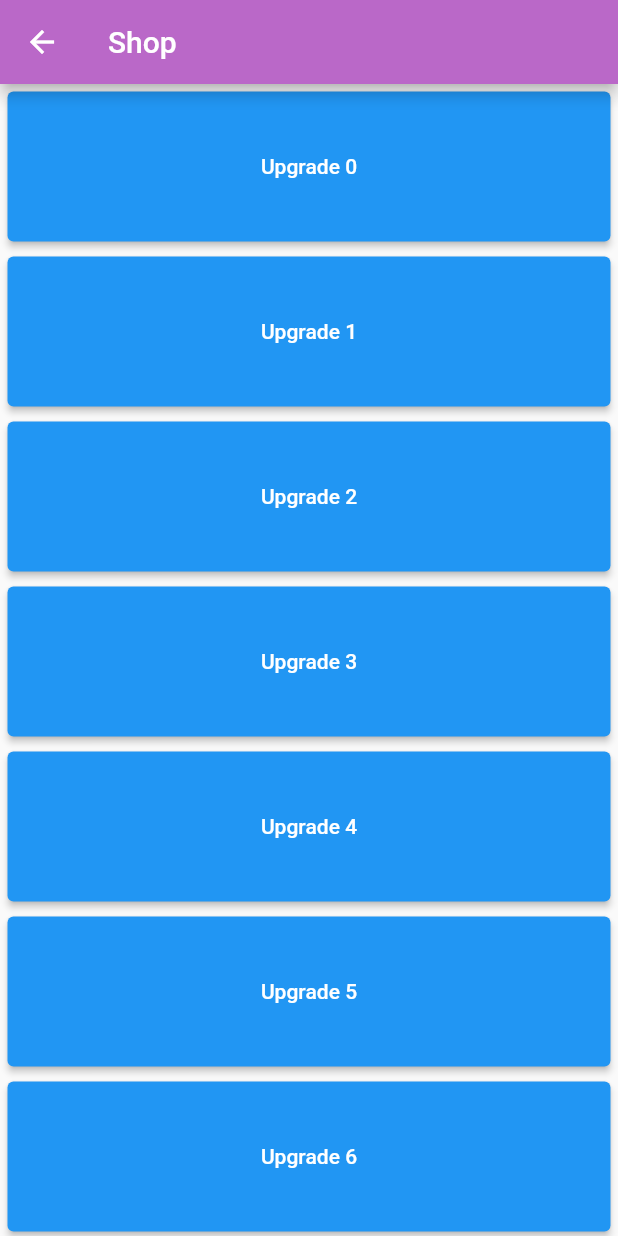
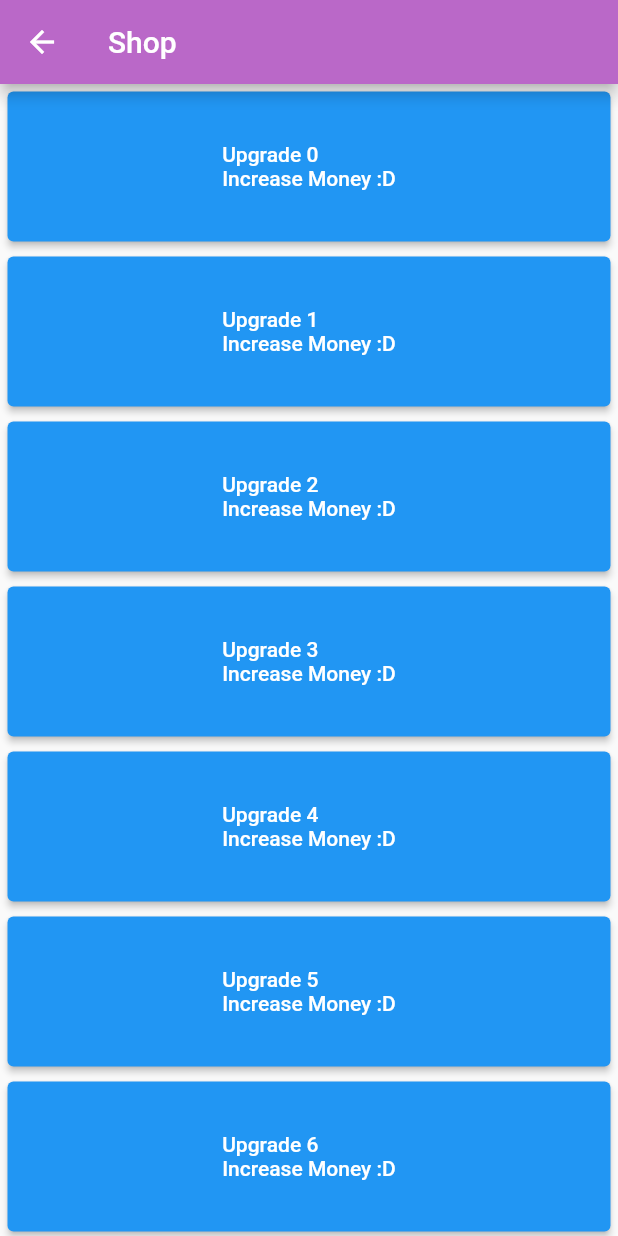
Before and after one commit to GlitchAmbush/mobile_proj, a Flutter app: the ShopPage screen opened directly, on a phone screen of 412 x 824 dp. Run offline on Flutter 3.47's test engine with Material 2 defaults, Android fonts, the phone set to English and light mode, and no system bars.

Commit message:
shop page edits with 'subtext'

```diff
--- a/lib/screens/shop_page.dart
+++ b/lib/screens/shop_page.dart
@@ -26,7 +26,7 @@ class _ShopPageState extends State<ShopPage> {
                     style: ElevatedButton.styleFrom(
                         minimumSize: const Size.fromHeight(100)),
                     onPressed: () {},
-                    child: Text('Upgrade $index')),
+                    child: Text('Upgrade $index \nIncrease Money :D')),
               );
             }));
   }
```
